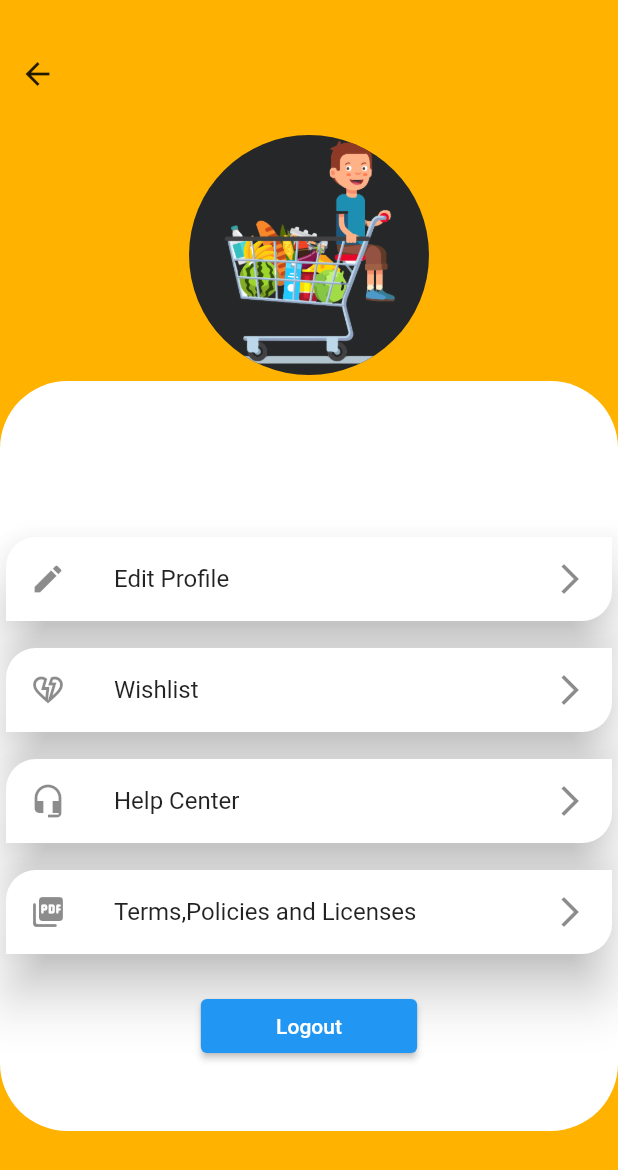
After one commit to Abhi-kr21/Grocy, a Flutter app: the ProfileScreen screen opened directly, on a phone screen of 412 x 824 dp. The commit adds this screen. Shown: the top 1170 px of the screen. Run offline on Flutter 3.47's test engine with Material 2 defaults, Android fonts, the phone set to English and light mode, and no system bars; our stand-ins replace firebase_auth, firebase_core, hexcolor, shared_preferences; missing offline and left inert: pandabar; accounts and stored records are empty.

Commit message:
profile screen made

```diff
--- a/lib/main.dart
+++ b/lib/main.dart
@@ -5,10 +5,8 @@ import 'package:provider/provider.dart';
 import 'package:shared_preferences/shared_preferences.dart';
 import 'package:store/controller/auth_screen_controller.dart';
 import 'package:store/services/firebase/auth_service.dart';
-import 'package:store/views/authscreen/auth_screen.dart';
-import 'package:store/views/authscreen/login_screen.dart';
-import 'package:store/views/authscreen/sigup_screen.dart';
-import 'package:store/views/homescreen/home_screen.dart';
+import 'package:store/views/screens/AuthScreen/auth_screen.dart';
+import 'package:store/views/screens/HomeScreen/home_screen.dart';
 
 Future<void> main() async {
   WidgetsFlutterBinding.ensureInitialized();
@@ -16,42 +14,24 @@ Future<void> main() async {
   runApp(Store());
 }
 
-class Store extends StatefulWidget {
+class Store extends StatelessWidget {
   const Store({super.key});
 
-  @override
-  State<Store> createState() => _StoreState();
-}
-
-class _StoreState extends State<Store> {
-  final Future<SharedPreferences> prefs = SharedPreferences.getInstance();
-  @override
-  void initState() {
-    // TODO: implement initState
-    super.initState();
-    // final Future<SharedPreferences> prefs = SharedPreferences.getInstance();
-  }
-
   Future<bool> getPref() async {
+    final SharedPreferences prefs = await SharedPreferences.getInstance();
     bool data = false;
 
-    await prefs.then(
-      (value) {
-        if (value.containsKey("login")) {
+    if (prefs.containsKey("login")) {
       //  print("preference found and its value is ${value.getBool("login")}");
-          data = value.getBool("login")!;
+      data = prefs.getBool("login")!;
     } else {
       print("no preference found");
     }
-      },
-    );
-
     return data;
   }
 
   @override
   Widget build(BuildContext context) {
-    bool Isloggedin = false;
     return MultiProvider(
       providers: [
         //AuthController
@@ -62,12 +42,15 @@ class _StoreState extends State<Store> {
         home: FutureBuilder(
           future: getPref(),
           builder: (context, AsyncSnapshot<bool> snapshot) {
+            if (snapshot.connectionState == ConnectionState.active ||
+                snapshot.connectionState == ConnectionState.done) {
               if (snapshot.hasData) {
                 if (snapshot.data!) {
                   return HomeScreen();
-                // return AuthScreen();
+                  // return ProfileScreen();
                 }
                 return AuthScreen();
+              }
             }
             return AuthScreen();
           },
--- a/lib/views/common_ui/auth_textfields.dart
+++ b/lib/views/common_ui/auth_textfields.dart
@@ -7,6 +7,7 @@ class AuthTextField extends StatelessWidget {
   final Icon prefixIcon;
   final suffixIcon;
   final maxlength;
+  final keyboardtype;
 
   /// A function that takes a string and returns a string.
   String? Function(String?)? validator;
@@ -17,10 +18,12 @@ class AuthTextField extends StatelessWidget {
       required this.prefixIcon,
       this.suffixIcon,
       this.maxlength,
-      required this.validator});
+      required this.validator,
+      this.keyboardtype});
   @override
   Widget build(BuildContext context) {
     return TextFormField(
+      keyboardType: keyboardtype,
       controller: controller,
       maxLength: maxlength,
       validator: validator,
--- /dev/null
+++ b/lib/views/screens/ProfileScreen/profile_screen.dart
@@ -0,0 +1,133 @@
+import 'package:firebase_auth/firebase_auth.dart';
+import 'package:flutter/material.dart';
+import 'package:shared_preferences/shared_preferences.dart';
+import 'package:store/constants/color_contsants.dart';
+import 'package:store/constants/heigth_width_constant.dart';
+import 'package:store/services/firebase/auth_service.dart';
+import 'package:store/views/screens/AuthScreen/auth_screen.dart';
+
+class ProfileScreen extends StatelessWidget {
+  ProfileScreen({super.key});
+  final Authservice _auth = Authservice(FirebaseAuth.instance);
+  final Future<SharedPreferences> prefs = SharedPreferences.getInstance();
+  var space = SizedBox(
+    height: 10,
+  );
+
+  @override
+  Widget build(BuildContext context) {
+    return Scaffold(
+        //  appBar: AppBar(title: Text("data")),
+        body: Container(
+            height: displayHeight(context),
+            width: displayWidth(context),
+            decoration: BoxDecoration(color: Colors.amber[600]),
+            child: Stack(
+              alignment: Alignment.bottomCenter,
+              children: [
+                Padding(
+                  padding: const EdgeInsets.only(bottom: 70),
+                  child: Container(
+                    // white container
+                    height: 500,
+                    width: double.infinity,
+                    decoration: const BoxDecoration(
+                      color: Colors.white,
+                      borderRadius: BorderRadius.only(
+                        topLeft: Radius.circular(45),
+                        topRight: Radius.circular(45),
+                        bottomLeft: Radius.circular(45),
+                        bottomRight: Radius.circular(45),
+                      ),
+                    ),
+                    child: Column(
+                      children: [
+                        Padding(
+                          padding: const EdgeInsets.only(top: 100),
+                          child: Listtile(
+                            Licon: Icon(Icons.edit),
+                            text: "Edit Profile",
+                            Ticon: Icon(Icons.arrow_forward_ios),
+                            tap: () {},
+                          ),
+                        ),
+                        space,
+                        Listtile(
+                          Licon: Icon(Icons.heart_broken_outlined),
+                          text: "Wishlist",
+                          Ticon: Icon(Icons.arrow_forward_ios),
+                          tap: () {},
+                        ),
+                        space,
+                        Listtile(
+                          Licon: Icon(Icons.headset_mic),
+                          text: "Help Center",
+                          Ticon: Icon(Icons.arrow_forward_ios),
+                          tap: () {},
+                        ),
+                        space,
+                        Listtile(
+                          Licon: Icon(Icons.picture_as_pdf_rounded),
+                          text: "Terms,Policies and Licenses",
+                          Ticon: Icon(Icons.arrow_forward_ios),
+                          tap: () {},
+                        ),
+                        space,
+                        space,
+                        SizedBox(
+                          width: displayWidth(context) * 0.35,
+                          child: ElevatedButton(
+                              onPressed: () {
+                                _auth.signOut();
+                                prefs.then(
+                                    (value) => value.setBool("login", false));
+                                Navigator.pushReplacement(
+                                    context,
+                                    MaterialPageRoute(
+                                        builder: ((context) => AuthScreen())));
+                              },
+                              child: Text("Logout")),
+                        )
+                      ],
+                    ),
+                  ),
+                ),
+                Positioned(
+                  top: 90,
+                  child: CircleAvatar(
+                    backgroundImage: AssetImage("assets/images/login.png"),
+                    radius: 80,
+                    backgroundColor: authBackground,
+                  ),
+                ),
+                Positioned(
+                    top: 25,
+                    left: 1,
+                    child: IconButton(
+                        onPressed: () {}, icon: Icon(Icons.arrow_back))),
+              ],
+            )));
+  }
+}
+
+Widget Listtile(
+    {required Icon Licon,
+    required String text,
+    required Icon Ticon,
+    required void Function()? tap}) {
+  return Card(
+    shape: const RoundedRectangleBorder(
+      borderRadius: BorderRadius.only(
+        topLeft: Radius.circular(20),
+        bottomRight: Radius.circular(20),
+      ),
+    ),
+    elevation: 15,
+    child: ListTile(
+      onTap: tap,
+      leading: Licon,
+      trailing: Ticon,
+      title: Text(text),
+    ),
+  );
+}
```
Also changed, not shown: lib/views/screens/AuthScreen/auth_screen.dart (renamed from lib/views/authscreen/auth_screen.dart, +3 -4 lines), lib/views/screens/AuthScreen/login_screen.dart (renamed from lib/views/authscreen/login_screen.dart, +3 -6 lines), lib/views/screens/AuthScreen/sigup_screen.dart (renamed from lib/views/authscreen/sigup_screen.dart, +28 -18 lines), lib/views/screens/CartScreen/cart_scren.dart (added, +12 -0 lines), lib/views/screens/HomeScreen/home_screen.dart (renamed from lib/views/homescreen/home_screen.dart, +12 -13 lines), lib/views/screens/TrendingScreen/trending_screen.dart (added, +12 -0 lines), 1 other file. Lines whose indentation alone changed are shown as unchanged.
